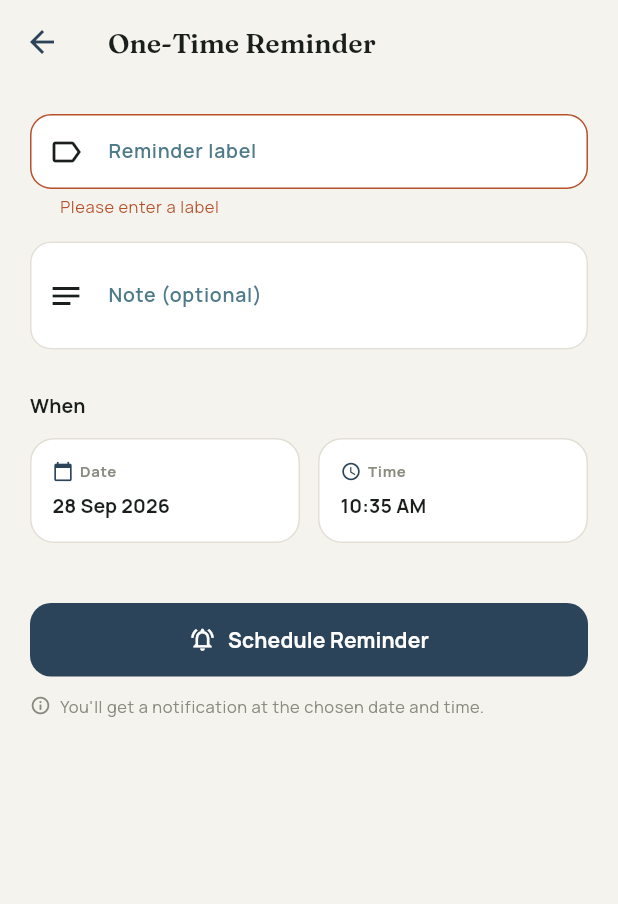
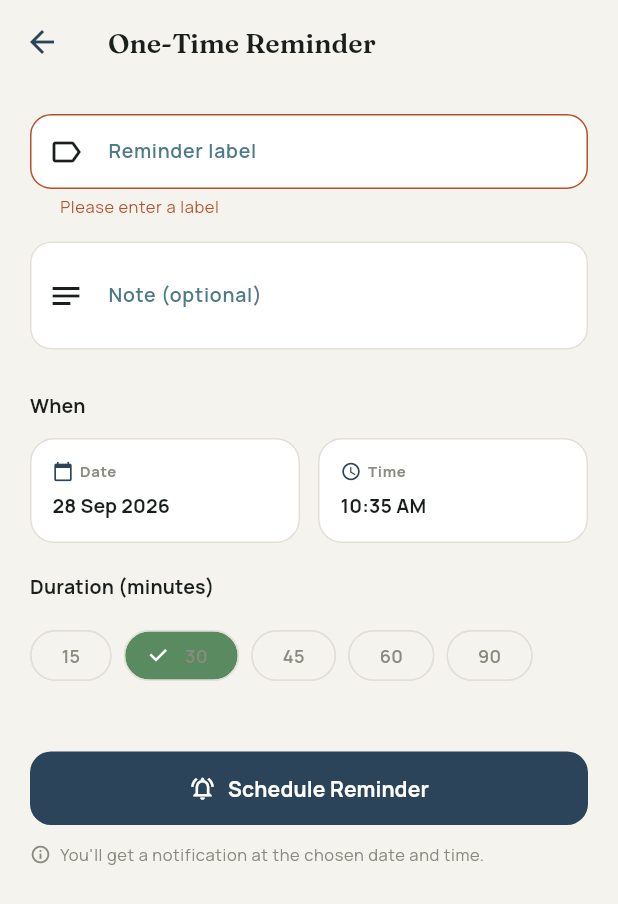
Before and after one commit to manohar454/routine_assistant, a Flutter app: the OneTimeReminderScreen screen opened directly, after a tap on "Schedule Reminder", on a phone screen of 412 x 824 dp. Shown: the top 904 px of the screen. Run offline on Flutter 3.47's test engine with Material 3 defaults, Android fonts, the phone set to English and light mode, and no system bars; our stand-ins replace file_picker, flutter_local_notifications, flutter_timezone, flutter_tts, google_fonts, just_audio and 4 more; missing offline and left inert: audio_session, device_calendar, flutter_foreground_task, flutter_gemma, flutter_gemma_litertlm; accounts and stored records are empty; statements that could not run were skipped.

Commit message:
feat: add edit + duration to task tiles on calendar screen
- _TaskTile: add edit icon button + tap-to-edit (GestureDetector)
- CalendarScreen: _editTask() opens OneTimeReminderScreen in edit mode
- OneTimeReminderScreen: accept optional task param for edit mode
  - pre-fills label, note, date, time, duration from existing task
  - on save: updateTask() in DB + cancel+reschedule notification
- Add duration chip picker (15/30/45/60/90 min) to reminder screen

Co-Authored-By: Claude Sonnet 4.6 <noreply@anthropic.com>
Claude-Session: https://claude.ai/code/session_01RpziqFoKVGKk7uGrK4fd7t

```diff
--- a/lib/screens/calendar_screen.dart
+++ b/lib/screens/calendar_screen.dart
@@ -113,6 +113,18 @@ class _CalendarScreenState extends State<CalendarScreen> {
     );
     if (result != null) {
       await _loadMonth(); // refresh dots + list
+    }
+  }
+
+  Future<void> _editTask(Task task) async {
+    final result = await Navigator.push<Task>(
+      context,
+      MaterialPageRoute(
+        builder: (_) => OneTimeReminderScreen(task: task),
+      ),
+    );
+    if (result != null) {
+      await _loadMonth();
     }
   }
 
@@ -332,6 +344,7 @@ class _CalendarScreenState extends State<CalendarScreen> {
                   _TaskTile(
                     task: _dayTasks[i],
                     dark: dark,
+                    onEdit: () => _editTask(_dayTasks[i]),
                     onDelete: () => _deleteTask(_dayTasks[i]),
                   ),
             ),
@@ -426,11 +439,13 @@ class _DayCell extends StatelessWidget {
 class _TaskTile extends StatelessWidget {
   final Task task;
   final bool dark;
+  final VoidCallback onEdit;
   final VoidCallback onDelete;
 
   const _TaskTile({
     required this.task,
     required this.dark,
+    required this.onEdit,
     required this.onDelete,
   });
 
@@ -444,7 +459,9 @@ class _TaskTile extends StatelessWidget {
     final displayHour = hour % 12 == 0 ? 12 : hour % 12;
     final timeStr = '$displayHour:$min $amPm';
 
-    return Container(
+    return GestureDetector(
+      onTap: onEdit,
+      child: Container(
       padding: const EdgeInsets.symmetric(horizontal: 16, vertical: 14),
       decoration: BoxDecoration(
         color: dark ? AppColors.darkCard : AppColors.cardSurface,
@@ -485,6 +502,14 @@ class _TaskTile extends StatelessWidget {
             ),
           ),
           IconButton(
+            icon: Icon(Icons.edit_outlined,
+                size: 20,
+                color: dark
+                    ? AppColors.darkInkSubtle
+                    : AppColors.inkSubtle),
+            onPressed: onEdit,
+          ),
+          IconButton(
             icon: Icon(Icons.delete_outline,
                 size: 20,
                 color: dark
@@ -494,6 +519,7 @@ class _TaskTile extends StatelessWidget {
           ),
         ],
       ),
+    ),
     );
   }
 }
--- a/lib/screens/one_time_reminder_screen.dart
+++ b/lib/screens/one_time_reminder_screen.dart
@@ -14,8 +14,10 @@ import '../theme/app_theme.dart';
 /// picker starts on that day.
 class OneTimeReminderScreen extends StatefulWidget {
   final DateTime? initialDate;
+  /// Pass an existing task to open in edit mode.
+  final Task? task;
 
-  const OneTimeReminderScreen({super.key, this.initialDate});
+  const OneTimeReminderScreen({super.key, this.initialDate, this.task});
 
   @override
   State<OneTimeReminderScreen> createState() => _OneTimeReminderScreenState();
@@ -29,19 +31,35 @@ class _OneTimeReminderScreenState extends State<OneTimeReminderScreen> {
   late DateTime _selectedDate;
   late TimeOfDay _selectedTime;
   bool _saving = false;
+  late int _durationMinutes;
+
+  bool get _isEdit => widget.task != null;
 
   @override
   void initState() {
     super.initState();
+    final existing = widget.task;
+    if (existing != null) {
+      // Edit mode — pre-fill from existing task.
+      _selectedDate = DateTime(existing.plannedStart.year,
+          existing.plannedStart.month, existing.plannedStart.day);
+      _selectedTime = TimeOfDay(
+          hour: existing.plannedStart.hour,
+          minute: existing.plannedStart.minute);
+      _labelCtrl.text = existing.name;
+      _noteCtrl.text = existing.voiceMessage ?? '';
+      _durationMinutes = existing.estimatedDurationMinutes;
+    } else {
       final base = widget.initialDate ?? DateTime.now();
       _selectedDate = DateTime(base.year, base.month, base.day);
       final now = TimeOfDay.now();
-    // Round up to next 5-minute mark.
       final rawMin = now.minute;
       final nextMin = ((rawMin + 5) ~/ 5) * 5;
       _selectedTime = nextMin >= 60
           ? TimeOfDay(hour: (now.hour + 1) % 24, minute: nextMin - 60)
           : TimeOfDay(hour: now.hour, minute: nextMin);
+      _durationMinutes = 30;
+    }
   }
 
   @override
@@ -93,30 +111,42 @@ class _OneTimeReminderScreenState extends State<OneTimeReminderScreen> {
         _selectedTime.minute,
       );
 
-      final task = Task(
+      final existing = widget.task;
+      final Task task;
+      if (existing != null) {
+        // Edit mode — mutate fields directly (Task fields are non-final).
+        existing.name = label;
+        existing.plannedStart = plannedStart;
+        existing.estimatedDurationMinutes = _durationMinutes;
+        existing.voiceMessage = note.isEmpty ? null : note;
+        await DatabaseHelper.instance.updateTask(existing);
+        task = existing;
+      } else {
+        task = Task(
           id: const Uuid().v4(),
           name: label,
           category: 'reminder',
           plannedStart: plannedStart,
-        estimatedDurationMinutes: 5,
-        flexibility: TaskFlexibility.fixed,
+          estimatedDurationMinutes: _durationMinutes,
+          flexibility: TaskFlexibility.flexible,
           voiceMessage: note.isEmpty ? null : note,
         );
+        await DatabaseHelper.instance.insertTask(task);
+      }
 
-      await DatabaseHelper.instance.insertTask(task);
-
-      // Schedule the notification.
+      // Cancel old notification and reschedule.
       final notifId = task.id.hashCode.abs() % 2147483647;
+      await NotificationService.instance.cancel(notifId);
       await NotificationService.instance.scheduleTaskReminder(
         notificationId: notifId,
-        title: '⏰ $label',
+        title: label,
         body: note.isEmpty ? 'Time for your reminder!' : note,
         scheduledTime: plannedStart,
         taskCategory: 'reminder',
       );
 
       if (!mounted) return;
-      Navigator.pop(context, task); // return task to caller (calendar)
+      Navigator.pop(context, task);
     } finally {
       if (mounted) setState(() => _saving = false);
     }
@@ -136,7 +166,7 @@ class _OneTimeReminderScreenState extends State<OneTimeReminderScreen> {
 
     return Scaffold(
       appBar: AppBar(
-        title: const Text('One-Time Reminder'),
+        title: Text(_isEdit ? 'Edit Reminder' : 'One-Time Reminder'),
       ),
       body: Form(
         key: _formKey,
@@ -204,6 +234,25 @@ class _OneTimeReminderScreenState extends State<OneTimeReminderScreen> {
               ],
             ),
 
+            const SizedBox(height: 20),
+
+            // ── Duration ─────────────────────────────────────────────────────
+            Text('Duration (minutes)', style: text.titleSmall),
+            const SizedBox(height: 12),
+            Row(
+              children: [
+                for (final mins in [15, 30, 45, 60, 90])
+                  Padding(
+                    padding: const EdgeInsets.only(right: 8),
+                    child: ChoiceChip(
+                      label: Text('$mins'),
+                      selected: _durationMinutes == mins,
+                      onSelected: (_) => setState(() => _durationMinutes = mins),
+                    ),
+                  ),
+              ],
+            ),
+
             const SizedBox(height: 40),
 
             // ── Save button ──────────────────────────────────────────────────
@@ -217,7 +266,7 @@ class _OneTimeReminderScreenState extends State<OneTimeReminderScreen> {
                           strokeWidth: 2, color: Colors.white),
                     )
                   : const Icon(Icons.notifications_active_outlined),
-              label: Text(_saving ? 'Saving…' : 'Schedule Reminder'),
+              label: Text(_saving ? 'Saving…' : (_isEdit ? 'Save Changes' : 'Schedule Reminder')),
             ),
 
             const SizedBox(height: 12),
```
Lines whose indentation alone changed are shown as unchanged.
